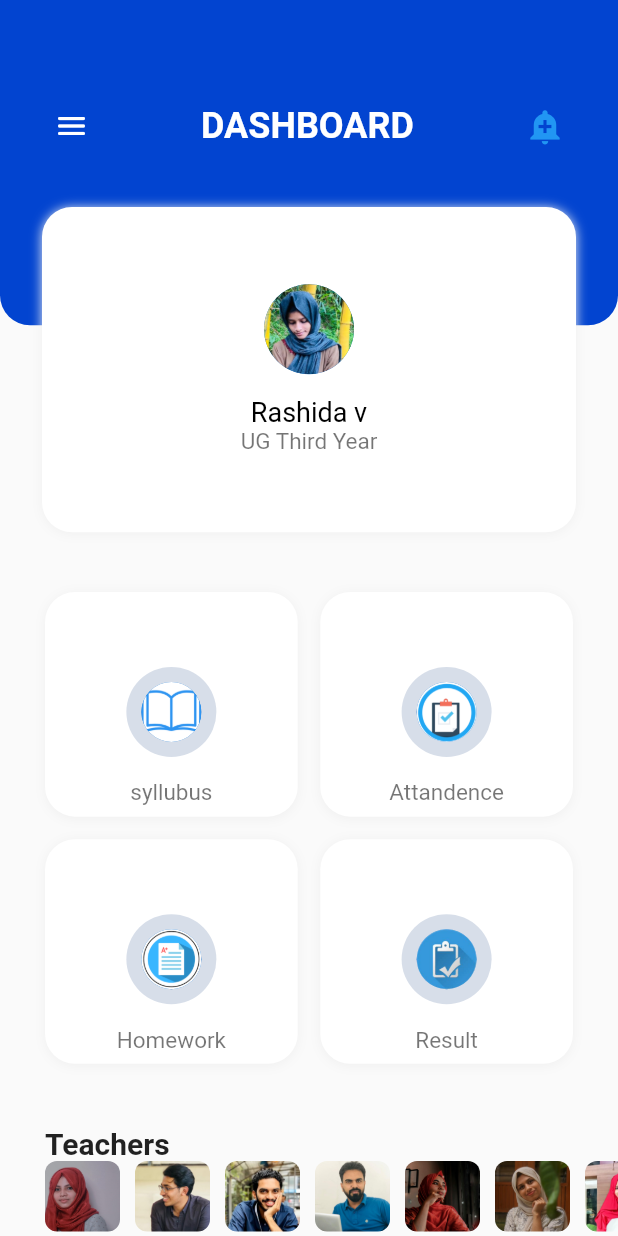
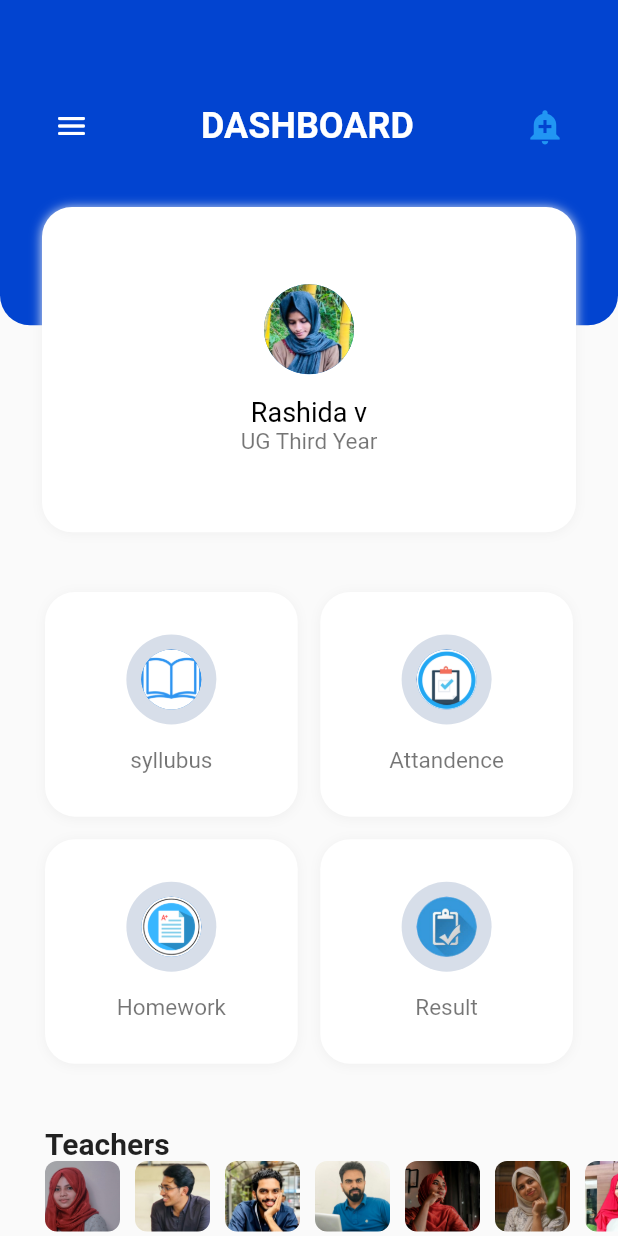
Before and after one commit to rashi-ash/zuki, a Flutter app: the screen it shows after launch, on a phone screen of 412 x 824 dp. Run offline on Flutter 3.47's test engine with Material 2 defaults, Android fonts, the phone set to English and light mode, and no system bars.

Commit message:
error fixed

```diff
--- a/lib/card.dart
+++ b/lib/card.dart
@@ -10,34 +10,32 @@ class contain extends StatelessWidget {
       height: MediaQuery.of(context).size.height / 5.5,
       width: MediaQuery.of(context).size.width / 2.4,
       decoration: BoxDecoration(
-        boxShadow: [
+        boxShadow: const [
           BoxShadow(
             color: Color(0XFFf0f0f0),
             offset: Offset(0.0, 1.0),
             blurRadius: 6.0,
           ),
         ],
-        color: Color(0XFFffffff),
+        color:const Color(0XFFffffff),
         borderRadius: BorderRadius.circular(20),
       ),
       child: Column(
+        mainAxisAlignment: MainAxisAlignment.center,
         children: [
-          Padding(
-            padding: const EdgeInsets.only(top: 50),
+          CircleAvatar(
+            radius: 30,
+            backgroundColor: Color(0XFFd7dee9),
             child: CircleAvatar(
-              radius: 30,
-              backgroundColor: Color(0XFFd7dee9),
-              child: CircleAvatar(
-                backgroundImage: AssetImage(path1),
-              ),
+              backgroundImage: AssetImage(path1),
             ),
           ),
-          SizedBox(
+          const SizedBox(
             height: 15,
           ),
           Text(
             path2,
-            style: TextStyle(
+            style:const TextStyle(
               fontWeight: FontWeight.normal,
               color: Colors.black54,
               fontSize: 15,
```
